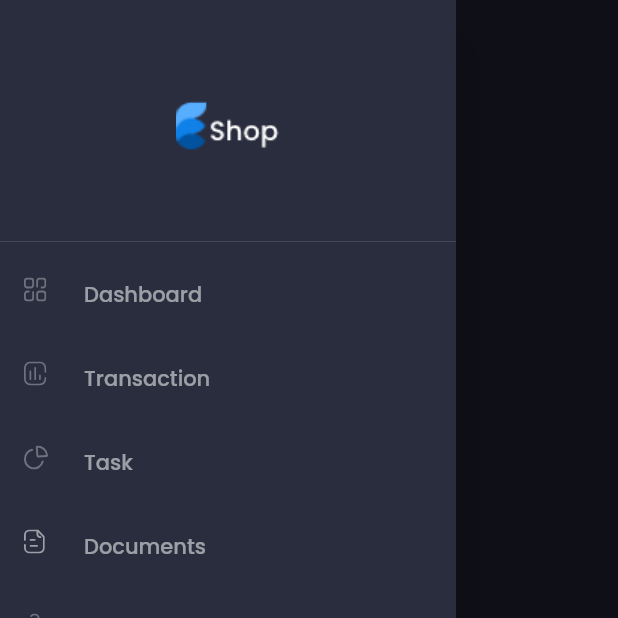
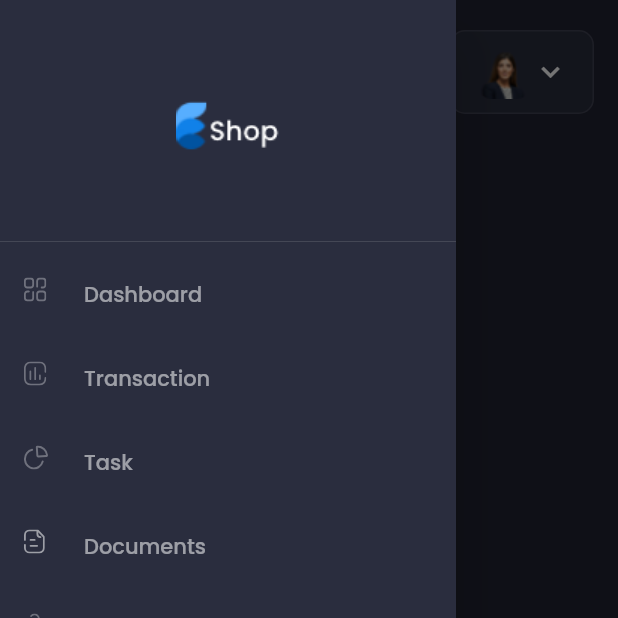
Before and after one commit to Donkijote/dashboard, a Flutter app: the screen it shows after launch, with the side drawer open, on a phone screen of 412 x 824 dp, the top half of it. Run offline on Flutter 3.47's test engine with Material 2 defaults, Android fonts, the phone set to English and light mode, and no system bars; our stand-ins replace flutter_svg, google_fonts.

Commit message:
adding dashboard screen and header section

```diff
--- /dev/null
+++ b/lib/screens/dashboard/components/header.dart
@@ -0,0 +1,35 @@
+import 'package:flutter/material.dart';
+import 'package:provider/provider.dart';
+
+import '../../../controllers/menu_controller.dart';
+import '../../../utils/responsive.dart';
+import 'profile.dart';
+import 'search.dart';
+
+class Header extends StatelessWidget {
+  const Header({
+    Key? key,
+  }) : super(key: key);
+
+  @override
+  Widget build(BuildContext context) {
+    return Row(
+      children: [
+        if (!Responsive.isDesktop(context))
+          IconButton(
+            icon: const Icon(Icons.menu),
+            onPressed: context.read<MenuController>().controlMenu,
+          ),
+        if (!Responsive.isMobile(context))
+          Text(
+            "Dashboard",
+            style: Theme.of(context).textTheme.headline6,
+          ),
+        if (!Responsive.isMobile(context))
+          Spacer(flex: Responsive.isDesktop(context) ? 2 : 1),
+        const Expanded(child: SearchField()),
+        const ProfileCard()
+      ],
+    );
+  }
+}
--- /dev/null
+++ b/lib/screens/dashboard/components/profile.dart
@@ -0,0 +1,40 @@
+import 'package:flutter/material.dart';
+
+import '../../../constants/global.dart';
+import '../../../utils/responsive.dart';
+
+class ProfileCard extends StatelessWidget {
+  const ProfileCard({
+    Key? key,
+  }) : super(key: key);
+
+  @override
+  Widget build(BuildContext context) {
+    return Container(
+      margin: const EdgeInsets.only(left: defaultPadding),
+      padding: const EdgeInsets.symmetric(
+        horizontal: defaultPadding,
+        vertical: defaultPadding / 2,
+      ),
+      decoration: BoxDecoration(
+        color: secondaryColor,
+        borderRadius: const BorderRadius.all(Radius.circular(10)),
+        border: Border.all(color: Colors.white10),
+      ),
+      child: Row(
+        children: [
+          Image.asset(
+            "assets/images/profile_pic.png",
+            height: 38,
+          ),
+          if (!Responsive.isMobile(context))
+            const Padding(
+              padding: EdgeInsets.symmetric(horizontal: defaultPadding / 2),
+              child: Text("Angelina Jolie"),
+            ),
+          const Icon(Icons.keyboard_arrow_down),
+        ],
+      ),
+    );
+  }
+}
--- /dev/null
+++ b/lib/screens/dashboard/components/search.dart
@@ -0,0 +1,37 @@
+import 'package:flutter/material.dart';
+import 'package:flutter_svg/svg.dart';
+
+import '../../../constants/global.dart';
+
+class SearchField extends StatelessWidget {
+  const SearchField({
+    Key? key,
+  }) : super(key: key);
+
+  @override
+  Widget build(BuildContext context) {
+    return TextField(
+      decoration: InputDecoration(
+        hintText: "Search",
+        fillColor: secondaryColor,
+        filled: true,
+        border: const OutlineInputBorder(
+          borderSide: BorderSide.none,
+          borderRadius: BorderRadius.all(Radius.circular(10)),
+        ),
+        suffixIcon: InkWell(
+          onTap: () {},
+          child: Container(
+            padding: const EdgeInsets.all(defaultPadding * 0.75),
+            margin: const EdgeInsets.symmetric(horizontal: defaultPadding / 2),
+            decoration: const BoxDecoration(
+              color: primaryColor,
+              borderRadius: BorderRadius.all(Radius.circular(10)),
+            ),
+            child: SvgPicture.asset("assets/icons/Search.svg"),
+          ),
+        ),
+      ),
+    );
+  }
+}
--- /dev/null
+++ b/lib/screens/dashboard/dashboard_screen.dart
@@ -0,0 +1,51 @@
+import 'package:dashboard/screens/dashboard/components/header.dart';
+import 'package:flutter/material.dart';
+
+import '../../constants/global.dart';
+import '../../utils/responsive.dart';
+
+class DashboardScreen extends StatelessWidget {
+  const DashboardScreen({Key? key}) : super(key: key);
+
+  @override
+  Widget build(BuildContext context) {
+    return SafeArea(
+      child: SingleChildScrollView(
+        padding: const EdgeInsets.all(defaultPadding),
+        child: Column(
+          children: [
+            const Header(),
+            const SizedBox(height: defaultPadding),
+            Row(
+              crossAxisAlignment: CrossAxisAlignment.start,
+              children: [
+                Expanded(
+                  flex: 5,
+                  child: Column(
+                    children: [
+                      const Text("My files"),
+                      const SizedBox(height: defaultPadding),
+                      const Text("Recent files"),
+                      if (Responsive.isMobile(context))
+                        const SizedBox(height: defaultPadding),
+                      if (Responsive.isMobile(context))
+                        const Text("Storage details"),
+                    ],
+                  ),
+                ),
+                if (!Responsive.isMobile(context))
+                  const SizedBox(width: defaultPadding),
+                // On Mobile means if the screen is less than 850 we dont want to show it
+                if (!Responsive.isMobile(context))
+                  const Expanded(
+                    flex: 2,
+                    child: Text("StarageDetails()"),
+                  ),
+              ],
+            )
+          ],
+        ),
+      ),
+    );
+  }
+}
--- a/lib/screens/main/main_screen.dart
+++ b/lib/screens/main/main_screen.dart
@@ -1,3 +1,4 @@
+import 'package:dashboard/screens/dashboard/dashboard_screen.dart';
 import 'package:dashboard/screens/main/components/side_menu.dart';
 import 'package:flutter/material.dart';
 import 'package:provider/provider.dart';
@@ -27,7 +28,7 @@ class MainScreen extends StatelessWidget {
             const Expanded(
               // It takes 5/6 part of the screen
               flex: 5,
-              child: Text("Dashboard Screen"),
+              child: DashboardScreen(),
             ),
           ],
         ),
```
